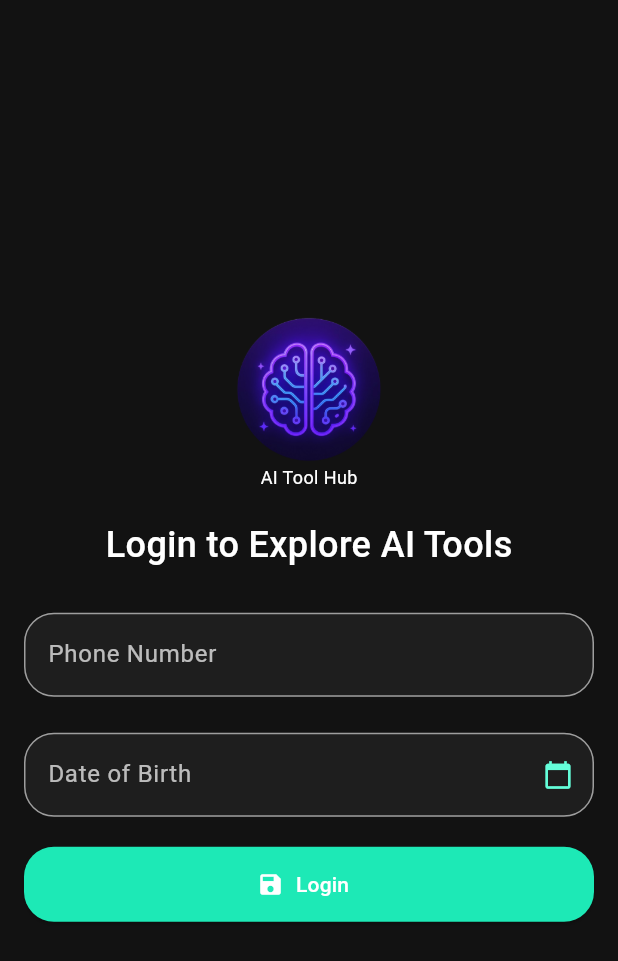
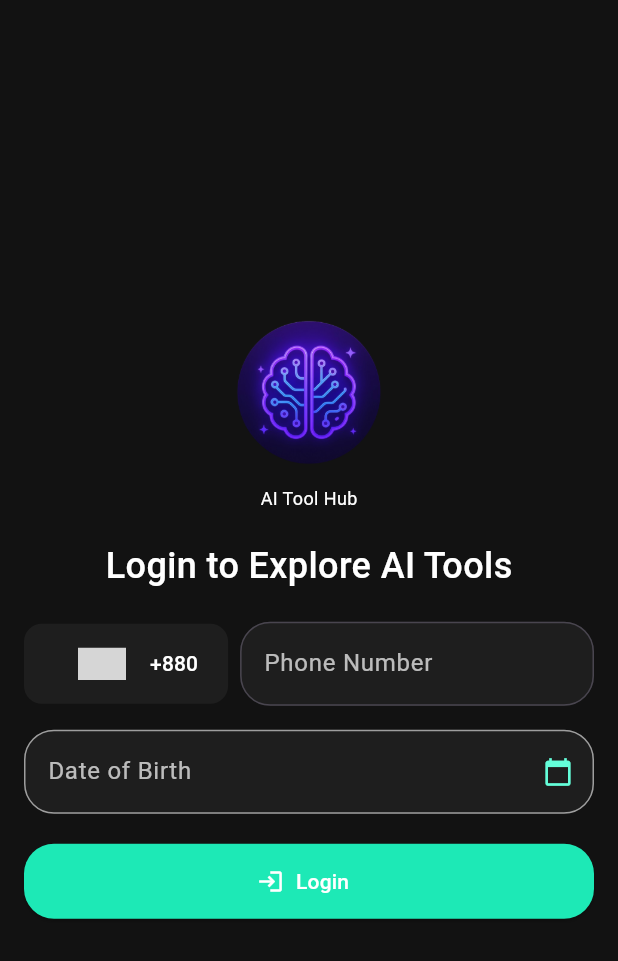
Before and after one commit to SadakatulShakil/AI-Tool-Finder, a Flutter app: the screen it shows after launch, on a phone screen of 412 x 824 dp. Shown: the top 961 px of the screen. Run offline on Flutter 3.47's test engine with Material 3 defaults, Android fonts, the phone set to English and light mode, and no system bars; drawn by our look-alikes of country_code_picker; our stand-ins replace carousel_slider, connectivity_plus, firebase_core, firebase_database, firebase_storage, flutter_screenutil and 5 more; accounts and stored records are empty; grey boxes are pictures that could not be loaded.

```diff
--- a/lib/controllers/home_controller.dart
+++ b/lib/controllers/home_controller.dart
@@ -107,9 +107,6 @@ class HomeController extends GetxController {
     return currentWishlist.contains(toolId);
   }
 
-  // Map<String, dynamic>? getToolById(String id) {
-  //   return filteredTools.firstWhereOrNull((tool) => tool['id'] == id);
-  // }
 
   bool isInWishlist(String toolId) {
     final userPhone = GetStorage().read('phone');
@@ -186,6 +183,7 @@ class HomeController extends GetxController {
 
   // Popular == Recommended For You
   List<Map<String, dynamic>> get popularTools => toolsByTagLabel('popular');
+  List<Map<String, dynamic>> get featuredTools => toolsByTagLabel('featured');
   List<Map<String, dynamic>> get trendingTools => toolsByTagLabel('trending');
 
   Map<String, dynamic>? getToolById(String id) {
--- a/lib/main.dart
+++ b/lib/main.dart
@@ -1,6 +1,8 @@
 import 'package:flutter/material.dart';
 import 'package:flutter_screenutil/flutter_screenutil.dart';
 import 'package:get/get.dart';
+import 'package:google_mobile_ads/google_mobile_ads.dart';
+import 'package:tool_finder/controllers/navigation_controller.dart';
 import 'package:tool_finder/pages/home_page.dart';
 import 'package:tool_finder/pages/login_page.dart';
 import 'package:firebase_core/firebase_core.dart';
@@ -11,6 +13,7 @@ import 'controllers/auth_controller.dart';
 
 void main() async {
   WidgetsFlutterBinding.ensureInitialized();
+  await MobileAds.instance.initialize();
   await Firebase.initializeApp();
   await GetStorage.init();
   Get.put(AuthController());
--- a/lib/pages/login_page.dart
+++ b/lib/pages/login_page.dart
@@ -1,6 +1,6 @@
+import 'package:country_code_picker/country_code_picker.dart';
 import 'package:flutter/material.dart';
 import 'package:get/get.dart';
-
 import '../controllers/auth_controller.dart';
 
 class LoginPage extends StatelessWidget {
@@ -16,21 +16,65 @@ class LoginPage extends StatelessWidget {
           mainAxisAlignment: MainAxisAlignment.center,
           children: [
             // App Logo
-            Image.asset(
-              'assets/logo/icon.png',
-              height: 100,
-              width: 100,
+            Image.asset('assets/logo/icon.png', height: 100, width: 100),
+            const SizedBox(height: 12),
+            const Text('AI Tool Hub',
+                style: TextStyle(fontSize: 12, color: Colors.white)),
+            const SizedBox(height: 20),
+            const Text('Login to Explore AI Tools',
+                style: TextStyle(
+                    fontSize: 24,
+                    fontWeight: FontWeight.w500,
+                    color: Colors.white)),
+
+            const SizedBox(height: 20),
+
+            // 📱 Country Code + Phone
+            Row(
+              children: [
+                Container(
+                  decoration: BoxDecoration(
+                    color: const Color(0xFF1E1E1E),
+                    borderRadius: BorderRadius.circular(12),
+                  ),
+                  child: CountryCodePicker(
+                    onChanged: (code) {
+                      controller.countryCode.value = code.dialCode ?? "+880";
+                    },
+                    initialSelection: 'BD',
+                    favorite: const ['+880', 'BD'],
+                    showCountryOnly: false,
+                    showOnlyCountryWhenClosed: false,
+                    textStyle: const TextStyle(color: Colors.white),
+                  ),
+                ),
+                const SizedBox(width: 8),
+                Expanded(
+                  child: TextField(
+                    controller: controller.phoneController,
+                    keyboardType: TextInputType.phone,
+                    style: const TextStyle(color: Colors.white),
+                    decoration: InputDecoration(
+                      labelText: "Phone Number",
+                      labelStyle: const TextStyle(color: Colors.white70),
+                      filled: true,
+                      fillColor: const Color(0xFF1E1E1E),
+                      border: OutlineInputBorder(
+                        borderRadius: BorderRadius.circular(20),
+                      ),
+                      focusedBorder: OutlineInputBorder(
+                          borderRadius: BorderRadius.circular(20),
+                          borderSide: const BorderSide(color: Colors.grey)),
+                    ),
+                    cursorColor: Colors.tealAccent,
+                  ),
+                ),
+              ],
             ),
-            Text('AI Tool Hub',
-              style: TextStyle(fontSize: 12, color: Colors.white),
-            ),
-            SizedBox(height: 20),
-            Text('Login to Explore AI Tools',
-              style: TextStyle(fontSize: 24, fontWeight: FontWeight.w500, color: Colors.white),
-            ),
-            SizedBox(height: 20),
-            _buildField("Phone Number", controller.phoneController),
-            SizedBox(height: 16),
+
+            const SizedBox(height: 16),
+
+            // 📅 Date of Birth
             TextField(
               controller: controller.dobController,
               readOnly: true,
@@ -49,19 +93,21 @@ class LoginPage extends StatelessWidget {
                     borderSide: BorderSide.none),
                 focusedBorder: OutlineInputBorder(
                   borderRadius: BorderRadius.circular(20),
-                  borderSide:
-                  const BorderSide(color: Colors.grey, width: 1),
+                  borderSide: const BorderSide(color: Colors.grey, width: 1),
                 ),
                 suffixIcon: const Icon(Icons.calendar_today,
                     color: Colors.tealAccent, size: 20),
               ),
               cursorColor: Colors.tealAccent,
               onTap: () async {
+                final today = DateTime.now();
+                final minAllowedDate = DateTime(today.year - 13, today.month, today.day);
+
                 final date = await showDatePicker(
                   context: context,
-                  initialDate: DateTime.now(),
-                  firstDate: DateTime(1900),
-                  lastDate: DateTime.now(),
+                  initialDate: minAllowedDate, // default to max valid date
+                  firstDate: DateTime(1900),   // oldest possible DOB
+                  lastDate: minAllowedDate,    // cannot select younger than 13
                 );
                 if (date != null) {
                   controller.dobController.text =
@@ -69,17 +115,18 @@ class LoginPage extends StatelessWidget {
                 }
               },
             ),
-            SizedBox(height: 20),
+
+            const SizedBox(height: 20),
+
+            // 🔘 Login Button
             Obx(() {
               if (controller.isLoading.value) {
-                return Center(
-                  child: CircularProgressIndicator(
-                    color: Colors.deepPurpleAccent,
-                  ),
-                );
+                return const Center(
+                    child: CircularProgressIndicator(
+                        color: Colors.deepPurpleAccent));
               }
-              return  ElevatedButton.icon(
-                icon: const Icon(Icons.save, color: Colors.white),
+              return ElevatedButton.icon(
+                icon: const Icon(Icons.login, color: Colors.white),
                 label: const Text("Login",
                     style: TextStyle(color: Colors.white)),
                 onPressed: controller.loginUser,
@@ -92,52 +139,20 @@ class LoginPage extends StatelessWidget {
               );
             }),
 
-            // Error Message
+            // ⚠️ Error Message
             Obx(() {
               if (controller.errorMessage.value.isNotEmpty) {
                 return Padding(
-                  padding: EdgeInsets.only(top: 10),
-                  child: Text(
-                    controller.errorMessage.value,
-                    style: TextStyle(color: Colors.red),
-                  ),
+                  padding: const EdgeInsets.only(top: 10),
+                  child: Text(controller.errorMessage.value,
+                      style: const TextStyle(color: Colors.red)),
                 );
               }
-              return SizedBox.shrink();
+              return const SizedBox.shrink();
             }),
           ],
         ),
       ),
     );
   }
-
-  Widget _buildField(String label, TextEditingController controller,
-      {bool readOnly = false}) {
-    return Padding(
-      padding: const EdgeInsets.symmetric(vertical: 8),
-      child: TextField(
-        controller: controller,
-        readOnly: readOnly,
-        style: const TextStyle(color: Colors.white),
-        decoration: InputDecoration(
-          labelText: label,
-          enabledBorder: OutlineInputBorder(
-            borderRadius: BorderRadius.circular(20),
-            borderSide: const BorderSide(color: Colors.grey, width: 1),
-          ),
-          labelStyle: const TextStyle(color: Colors.white70),
-          filled: true,
-          fillColor: const Color(0xFF1E1E1E),
-          border: OutlineInputBorder(
-              borderRadius: BorderRadius.circular(20),
-              borderSide: BorderSide.none),
-          focusedBorder: OutlineInputBorder(
-            borderRadius: BorderRadius.circular(20),
-            borderSide: const BorderSide(color: Colors.grey, width: 1),
-          ),
-        ),
-        cursorColor: Colors.tealAccent,
-      ),
-    );
-  }
 }
--- a/lib/pages/webview_view.dart
+++ b/lib/pages/webview_view.dart
@@ -31,7 +31,7 @@ class WebviewView extends GetView<WebviewController> {
                       width: 120,
                       height: 40,
                       child: ElevatedButton(
-                        onPressed: () => controller.onInit(),
+                        onPressed: () => controller.reloadPage(),
                         child: Text("Retry", style: TextStyle(fontSize: 14, color: Colors.white)),
                         style: ElevatedButton.styleFrom(
                           backgroundColor: Colors.deepPurpleAccent,
--- a/pubspec.yaml
+++ b/pubspec.yaml
@@ -51,6 +51,8 @@ dependencies:
   image_picker: ^1.1.2
   flutter_screenutil: ^5.9.3
   carousel_slider: ^5.1.1
+  country_code_picker: ^3.4.0
+  google_mobile_ads: ^6.0.0
 
 dev_dependencies:
   flutter_test:
```
Also changed, not shown: lib/controllers/auth_controller.dart (+68 -23 lines), lib/pages/home_page.dart (+16 -2 lines), lib/pages/navigation_view.dart (+15 -1 lines), lib/pages/tool_detail_page.dart (+20 -4 lines), lib/services/ad_service.dart (added, +92 -0 lines), lib/widgets/banner_add_widget.dart (added, +50 -0 lines), lib/widgets/native_add_widget.dart (added, +58 -0 lines), lib/widgets/popular_carousel.dart (+30 -13 lines), pubspec.lock, 4 other files.
